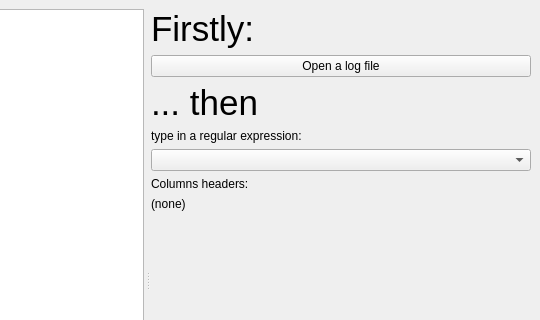
nshiell/blue-log-viewer, file main.ui: the form before one commit; both pictures show x 509 to 1049 and y 0 to 320 of the 1049 by 582 pixel window.
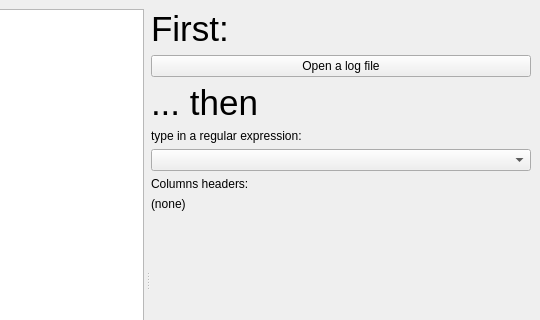
The form after the commit.

Commit message: New UI showing data

Patch:
```diff
--- a/main.ui
+++ b/main.ui
@@ -49,7 +49,7 @@
            </font>
           </property>
           <property name="text">
-           <string>Firstly:</string>
+           <string>First:</string>
           </property>
          </widget>
         </item>
```
Left out of the diff: 4 changed lines with no effect on the pictures. The commit also changes 2 other files.
